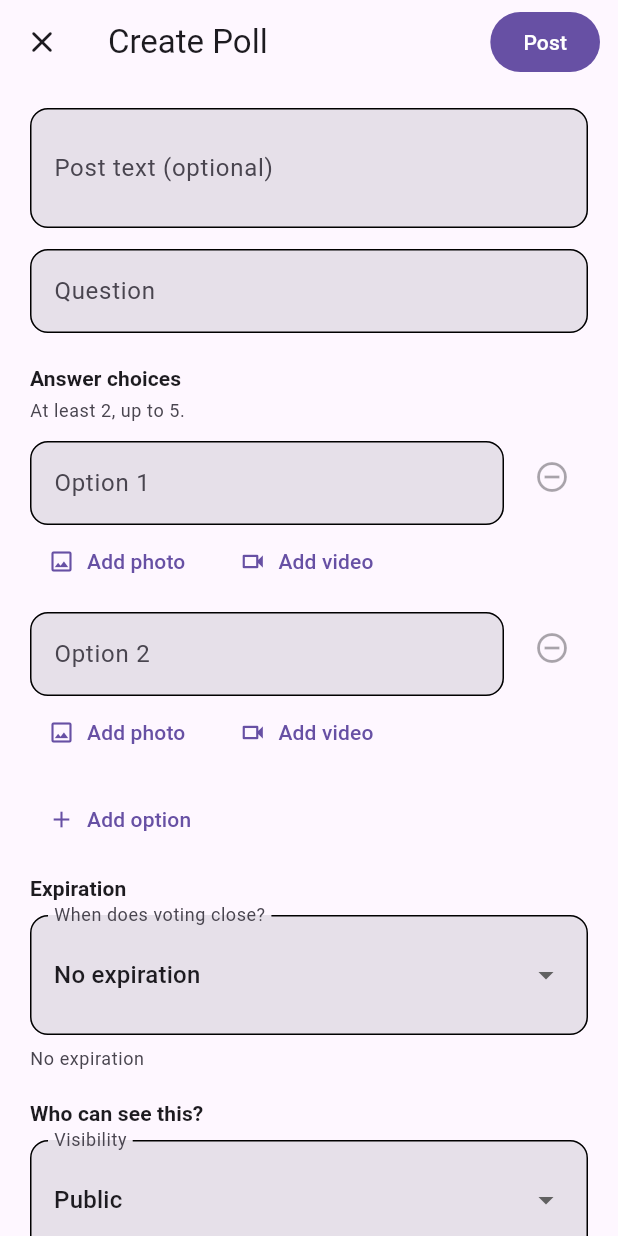
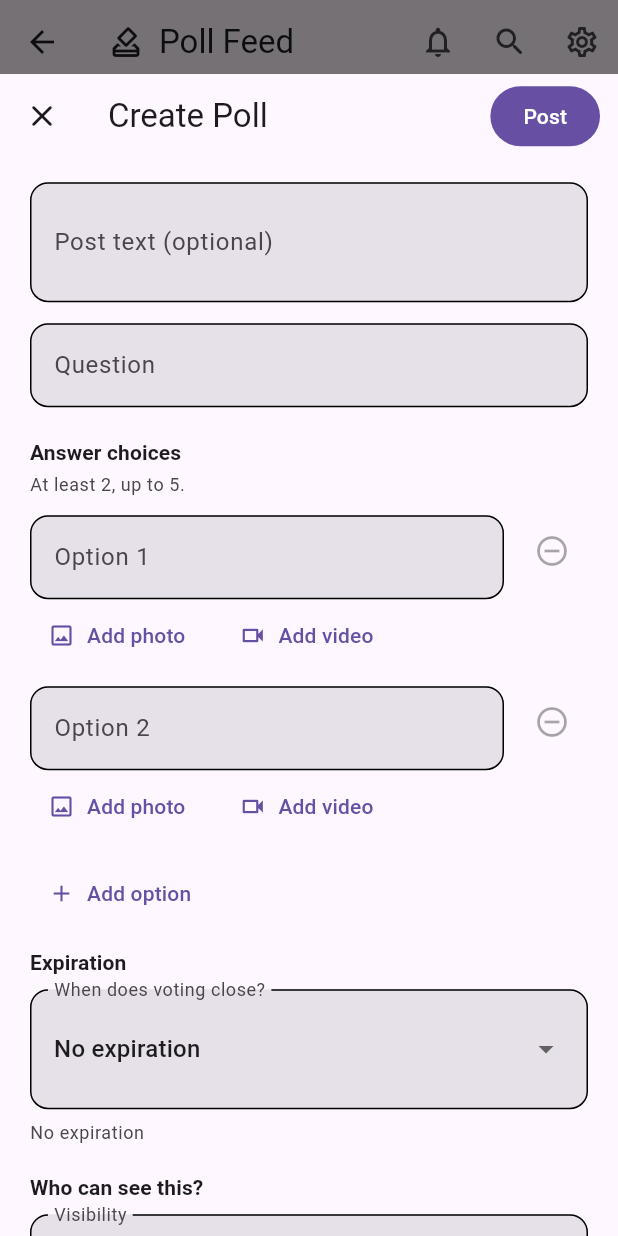
Before and after one commit to razasultan/poll-social-app, a Flutter app: the FeedScreen screen opened directly, after a tap on the "add" icon, on a phone screen of 412 x 824 dp. Run offline on Flutter 3.47's test engine with Material 3 defaults, Android fonts, the phone set to English and light mode, and no system bars; our stand-ins replace fl_chart, google_fonts, image_picker, share_plus, shared_preferences, supabase_flutter; accounts and stored records are empty.

Commit message:
Present poll creation as a modal instead of a full-page route
CreatePollScreen was pushed via Navigator.push(MaterialPageRoute(...)),
hiding the feed entirely on every platform including desktop/web.

Added lib/widgets/create_poll_modal.dart: showCreatePollModal(context)
opens a centered dialog on screens >=700px (matching MainShell's own
NavigationRail breakpoint) or a full-height bottom sheet below that,
keeping the feed visible/dimmed behind it. Same Future<bool?> contract
as the old push, so each of the 3 call sites (main_shell.dart,
feed_screen.dart, profile_screen.dart) only needed its Navigator.push
swapped for a call to the new helper - their own post-success logic
(reload tokens, toast, badge refresh) is unchanged.

CreatePollScreen itself needed no changes: it already dismisses via
generic Navigator.maybePop()/pop(true) rather than assuming a
PageRoute, and owns its own Scaffold+AppBar, so it nests cleanly into
either container.

Verified via Playwright at both a narrow (390px, bottom sheet) and
wide (1280px, centered dialog with feed dimmed behind it) viewport:
full publish flow including the nested post-publish share-prompt
sheet works with zero exceptions in both layouts.

Co-Authored-By: Claude Sonnet 4.6 <noreply@anthropic.com>

```diff
--- a/lib/screens/feed_screen.dart
+++ b/lib/screens/feed_screen.dart
@@ -9,8 +9,8 @@ import '../services/notification_service.dart';
 import '../services/seen_polls_store.dart';
 import '../widgets/app_toast.dart';
 import '../widgets/auth_guard.dart';
+import '../widgets/create_poll_modal.dart';
 import '../widgets/paged_poll_feed.dart';
-import 'create_poll_screen.dart';
 import 'notifications_screen.dart';
 import 'search_screen.dart';
 import 'settings_screen.dart';
@@ -205,11 +205,7 @@ class _FeedScreenState extends State<FeedScreen>
           await AuthGuard.requireAuth(
             context,
             onAuthenticated: () async {
-              final created = await Navigator.of(context).push<bool>(
-                MaterialPageRoute<bool>(
-                  builder: (context) => const CreatePollScreen(),
-                ),
-              );
+              final created = await showCreatePollModal(context);
               if (!context.mounted) return;
               if (created == true) {
                 AppToast.success(context, 'Poll published');
--- /dev/null
+++ b/lib/widgets/create_poll_modal.dart
@@ -0,0 +1,39 @@
+import 'package:flutter/material.dart';
+
+import '../screens/create_poll_screen.dart';
+
+/// Matches MainShell's own wide-layout breakpoint (NavigationRail vs
+/// BottomNavigationBar), so the modal switches presentation at the same
+/// point the rest of the shell does.
+const double _wideLayoutBreakpoint = 700;
+
+/// Presents [CreatePollScreen] as a centered dialog on desktop/tablet
+/// (>=700px) or a full-height bottom sheet on mobile, instead of a full-page
+/// route that hides the feed entirely. Returns the same `true`/`null` result
+/// [CreatePollScreen] already pops with on publish/cancel.
+Future<bool?> showCreatePollModal(BuildContext context) {
+  final isWide = MediaQuery.sizeOf(context).width >= _wideLayoutBreakpoint;
+
+  if (isWide) {
+    return showDialog<bool>(
+      context: context,
+      builder: (context) => Dialog(
+        clipBehavior: Clip.antiAlias,
+        child: ConstrainedBox(
+          constraints: const BoxConstraints(maxWidth: 560, maxHeight: 760),
+          child: const CreatePollScreen(),
+        ),
+      ),
+    );
+  }
+
+  return showModalBottomSheet<bool>(
+    context: context,
+    isScrollControlled: true,
+    useSafeArea: true,
+    builder: (context) => SizedBox(
+      height: MediaQuery.sizeOf(context).height * 0.94,
+      child: const CreatePollScreen(),
+    ),
+  );
+}
```
Also changed, not shown: lib/screens/main_shell.dart (+2 -6 lines), lib/screens/profile_screen.dart (+2 -6 lines).
